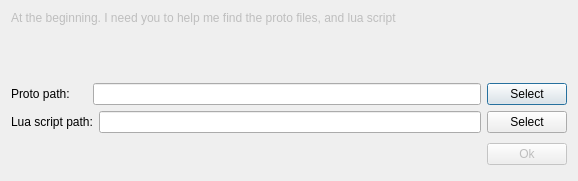
Old version of the form src/Setting.ui in the repository Marskey/WhiteBox.
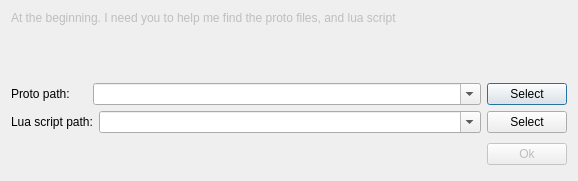
New version of the form.

Patch:
```diff
--- a/src/Setting.ui
+++ b/src/Setting.ui
@@ -49,7 +49,17 @@
       </widget>
      </item>
      <item>
-      <widget class="QLineEdit" name="editProtoPath"/>
+      <widget class="QComboBox" name="cbProtoPath">
+       <property name="sizePolicy">
+        <sizepolicy hsizetype="Expanding" vsizetype="Fixed">
+         <horstretch>0</horstretch>
+         <verstretch>0</verstretch>
+        </sizepolicy>
+       </property>
+       <property name="editable">
+        <bool>true</bool>
+       </property>
+      </widget>
      </item>
      <item>
       <widget class="QPushButton" name="btnProtoPath">
@@ -97,7 +107,17 @@
       </widget>
      </item>
      <item>
-      <widget class="QLineEdit" name="editScriptPath"/>
+      <widget class="QComboBox" name="cbScriptPath">
+       <property name="sizePolicy">
+        <sizepolicy hsizetype="Expanding" vsizetype="Fixed">
+         <horstretch>0</horstretch>
+         <verstretch>0</verstretch>
+        </sizepolicy>
+       </property>
+       <property name="editable">
+        <bool>true</bool>
+       </property>
+      </widget>
      </item>
      <item>
       <widget class="QPushButton" name="btnScript">
```
